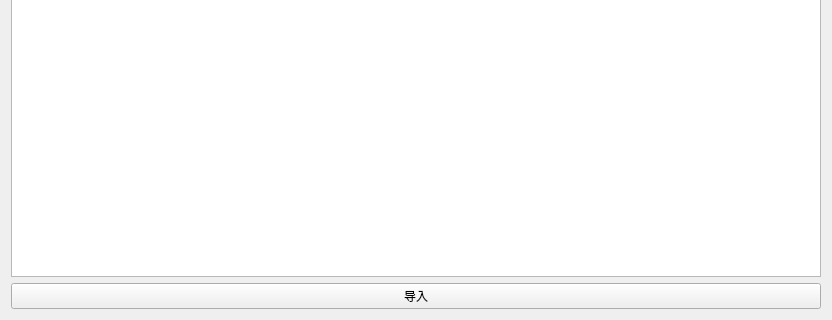
The window that MultiMediaTool/src/gui/ui/videopage.ui (xiehaode/MultimediaTools) describes before a commit, drawn with Qt 5; both pictures show x 0 to 832 and y 254 to 574 of the 832 by 574 pixel window.
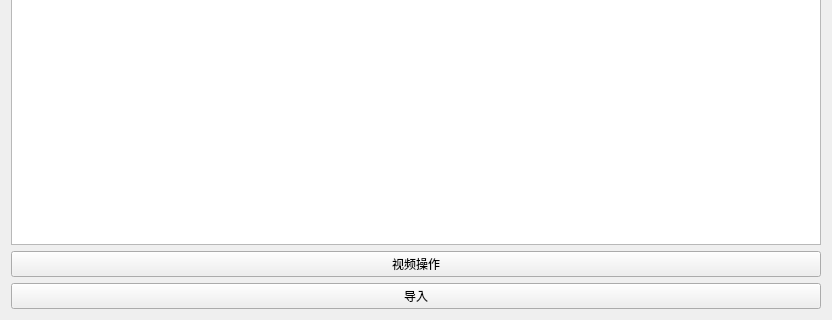
The same window after the commit.

Patch:
```diff
--- a/MultiMediaTool/src/gui/ui/videopage.ui
+++ b/MultiMediaTool/src/gui/ui/videopage.ui
@@ -50,6 +50,13 @@
      <item>
       <widget class="QTableWidget" name="tableWidget"/>
      </item>
+     <item>
+      <widget class="QPushButton" name="pushButton">
+       <property name="text">
+        <string>视频操作</string>
+       </property>
+      </widget>
+     </item>
      <item>
       <widget class="QPushButton" name="import_2">
        <property name="text">
```
